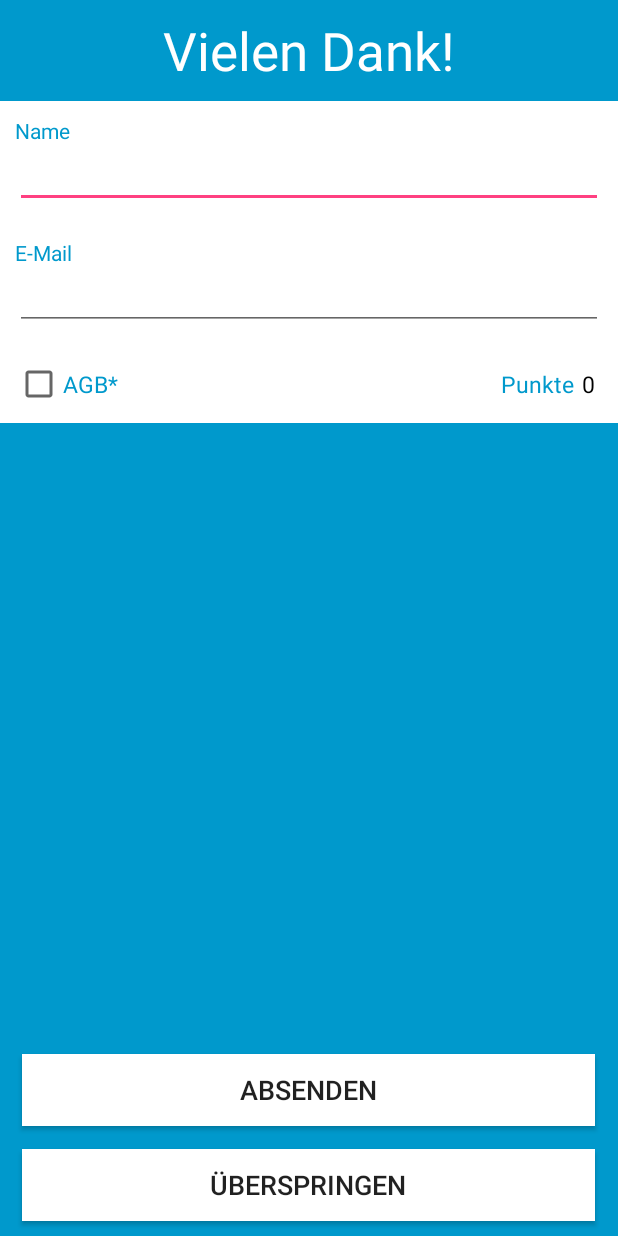
After one commit to Amreink/Questionaire, an Android app: the AddScoreActivity screen opened directly, with no data from a screen before it, on a phone screen of 412 x 824 dp. The commit adds this screen. Run offline under Robolectric (Android 15) with nearby library versions, the phone set to English and light mode, and no system bars.

```diff
--- a/app/src/main/AndroidManifest.xml
+++ b/app/src/main/AndroidManifest.xml
@@ -16,7 +16,6 @@
             android:screenOrientation="portrait">
             <intent-filter>
                 <action android:name="android.intent.action.MAIN" />
-
                 <category android:name="android.intent.category.LAUNCHER" />
             </intent-filter>
         </activity>
@@ -25,10 +24,14 @@
             android:screenOrientation="portrait"></activity>
         <activity
             android:name=".SettingsActivity"
+            android:windowSoftInputMode="adjustResize"
             android:screenOrientation="portrait"></activity>
         <activity
             android:name=".LeaderboardActivity"
             android:screenOrientation="portrait"></activity>
+        <activity
+            android:name=".AddScoreActivity"
+            android:screenOrientation="portrait"></activity>
     </application>
 
 </manifest>
--- /dev/null
+++ b/app/src/main/java/tkapps/questionaire/AddScoreActivity.java
@@ -0,0 +1,88 @@
+package tkapps.questionaire;
+
+import android.content.Intent;
+import android.os.Bundle;
+import android.support.v4.content.ContextCompat;
+import android.support.v7.app.AppCompatActivity;
+import android.view.View;
+import android.widget.Button;
+import android.widget.CheckBox;
+import android.widget.EditText;
+import android.widget.TextView;
+import android.widget.Toast;
+
+import tkapps.questionaire.data.DataStore;
+
+public class AddScoreActivity extends AppCompatActivity {
+
+    private DataStore dataStore;
+
+    @Override
+    protected void onCreate(Bundle savedInstanceState) {
+        super.onCreate(savedInstanceState);
+        setContentView(R.layout.activity_addscore);
+
+        TextView textView_score = (TextView) findViewById(R.id.textView_scoreLeaderboard);
+        textView_score.setText(Integer.toString(QuizActivity.scoreCounter));
+
+        dataStore = DataStore.getInstance(getApplicationContext());
+
+        Button button_skip = (Button) findViewById(R.id.button_skip);
+        button_skip.setOnClickListener(new View.OnClickListener() {
+            @Override
+            public void onClick(View v) {
+                QuizActivity.scoreCounter = 0;
+                finish();
+            }
+        });
+
+        Button button_send = (Button) findViewById(R.id.button_send);
+        button_send.setOnClickListener(new View.OnClickListener() {
+            @Override
+            public void onClick(View v) {
+                sendData();
+            }
+        });
+    }
+
+    public void sendData() {
+        TextView textView_name = (TextView) findViewById(R.id.textView_name);
+        EditText editText_name = (EditText) findViewById(R.id.editText_name);
+        TextView textView_email = (TextView) findViewById(R.id.textView_email);
+        EditText editText_email = (EditText) findViewById(R.id.editText_email);
+        CheckBox checkBox_agb = (CheckBox) findViewById(R.id.AGB);
+
+        textView_name.setTextColor(0xff0099cc);
+        textView_email.setTextColor(0xff0099cc);
+
+        //Eingabefeld + erlaubte Zeichen fuer Email
+        String email = editText_email.getText().toString().trim();
+        String emailPattern = "[a-zA-Z0-9._-]+@[a-z]+\\.+[a-z]+";
+
+        //Eingabefeld + erlaubte Zeichen fuer Name
+        String name = editText_name.getText().toString();
+        String namePattern = "[\\sa-zA-Z0-9.-]+";
+
+        if (email.matches(emailPattern) && name.matches(namePattern)) {
+            boolean agb = checkBox_agb.isChecked();
+            dataStore.addScore(name, email, QuizActivity.scoreCounter, agb);
+            Toast.makeText(AddScoreActivity.this, R.string.dataSaved, Toast.LENGTH_SHORT).show();
+            QuizActivity.scoreCounter = 0;
+            finish();
+
+        } else if(email.matches(emailPattern) == false) {
+            textView_email.setTextColor(0xffCC0000);
+            Toast.makeText(AddScoreActivity.this, R.string.badEmail, Toast.LENGTH_LONG).show();
+            Intent intent = getIntent();
+            finish();
+            startActivity(intent);
+
+        } else if(name.matches(namePattern) == false) {
+            textView_email.setTextColor(0xffCC0000);
+            Toast.makeText(AddScoreActivity.this, R.string.badName, Toast.LENGTH_LONG).show();
+            Intent intent = getIntent();
+            finish();
+            startActivity(intent);
+        }
+    }
+}
--- a/app/src/main/java/tkapps/questionaire/ScoreListEntry.java
+++ b/app/src/main/java/tkapps/questionaire/ScoreListEntry.java
@@ -1,4 +1,10 @@
 package tkapps.questionaire;
+
+import java.util.ArrayList;
+import java.util.Arrays;
+import java.util.List;
+
+import tkapps.questionaire.data.DataStore;
 
 /**
  * Created by Timo on 20.03.2017.
--- /dev/null
+++ b/app/src/main/res/layout/activity_addscore.xml
@@ -0,0 +1,148 @@
+<?xml version="1.0" encoding="utf-8"?>
+<RelativeLayout xmlns:android="http://schemas.android.com/apk/res/android"
+    xmlns:tools="http://schemas.android.com/tools"
+    android:layout_width="match_parent"
+    android:layout_height="match_parent"
+    android:background="@android:color/holo_blue_dark"
+    tools:context=".AddScoreActivity">
+
+    <TextView
+        android:id="@+id/textView_scoreToLeaderboard"
+        android:layout_width="wrap_content"
+        android:layout_height="wrap_content"
+        android:text="@string/congrats"
+        android:textSize="35sp"
+        android:textColor="@android:color/background_light"
+        android:layout_centerInParent="true"
+        android:layout_alignParentTop="true"
+        android:padding="10dp"/>
+
+    <RelativeLayout
+        android:id="@+id/relativeLayoutName"
+        android:layout_width="match_parent"
+        android:layout_height="wrap_content"
+        android:layout_below="@id/textView_scoreToLeaderboard"
+        android:background="@android:color/background_light"
+        android:padding="10dp">
+
+        <TextView
+            android:id="@+id/textView_name"
+            android:layout_width="wrap_content"
+            android:layout_height="wrap_content"
+            android:text="@string/name"
+            android:textColor="@android:color/holo_blue_dark" />
+
+        <EditText
+            android:id="@+id/editText_name"
+            android:layout_width="match_parent"
+            android:layout_height="wrap_content"
+            android:layout_centerInParent="true"
+            android:padding="20dp"
+            android:textSize="15dp" />
+    </RelativeLayout>
+    <RelativeLayout
+        android:id="@+id/relativeLayoutEmail"
+        android:layout_width="match_parent"
+        android:layout_height="wrap_content"
+        android:background="@android:color/background_light"
+        android:padding="10dp"
+        android:layout_below="@+id/relativeLayoutName">
+
+        <TextView
+            android:id="@+id/textView_email"
+            android:layout_width="wrap_content"
+            android:layout_height="wrap_content"
+            android:text="@string/email"
+            android:textColor="@android:color/holo_blue_dark" />
+
+        <EditText
+            android:id="@+id/editText_email"
+            android:layout_width="match_parent"
+            android:layout_height="wrap_content"
+            android:padding="20dp"
+            android:textSize="15dp"
+            android:layout_alignParentTop="true"
+            android:layout_alignParentStart="true" />
+    </RelativeLayout>
+    <RelativeLayout
+        android:id="@+id/relativeLayoutScore"
+        android:layout_width="match_parent"
+        android:layout_height="wrap_content"
+        android:background="@android:color/background_light"
+        android:layout_below="@+id/relativeLayoutEmail"
+        android:padding="10dp">
+
+        <TextView
+            android:id="@+id/textView_gtct"
+            android:layout_width="wrap_content"
+            android:layout_height="wrap_content"
+            android:text="@string/acceptGTCT"
+            android:textColor="@android:color/holo_blue_dark"
+            android:layout_toRightOf="@+id/AGB"
+            android:layout_centerInParent="true"
+            android:textSize="15sp" />
+
+        <CheckBox
+            android:id="@+id/AGB"
+            android:layout_width="wrap_content"
+            android:layout_height="wrap_content"
+            android:layout_alignParentLeft="true" />
+
+        <TextView
+            android:layout_width="wrap_content"
+            android:layout_height="wrap_content"
+            android:layout_centerInParent="true"
+            android:text="@string/score"
+            android:textSize="15sp"
+            android:textColor="@android:color/holo_blue_dark"
+            android:layout_toLeftOf="@+id/textView_scoreLeaderboard"
+            android:layout_marginRight="5dp"/>
+
+        <TextView
+            android:id="@id/textView_scoreLeaderboard"
+            android:layout_width="wrap_content"
+            android:layout_height="wrap_content"
+            android:layout_centerInParent="true"
+            android:layout_alignParentRight="true"
+            android:text="0"
+            android:textColor="@android:color/black"
+            android:paddingRight="5dp"
+            android:textSize="15sp"/>
+    </RelativeLayout>
+
+    <TextView
+        android:layout_width="match_parent"
+        android:layout_height="wrap_content"
+        android:layout_below="@+id/relativeLayoutScore"
+        android:text="@string/gtct"
+        android:textSize="10sp"
+        android:textColor="@android:color/background_light"
+        android:padding="10dp"
+        android:textAlignment="center" />
+
+    <Button
+        android:id="@+id/button_skip"
+        android:layout_width="match_parent"
+        android:layout_height="wrap_content"
+        android:layout_alignParentBottom="true"
+        android:layout_centerInParent="true"
+        android:layout_marginBottom="10dp"
+        android:layout_marginLeft="30sp"
+        android:background="@android:color/background_light"
+        android:padding="5dp"
+        android:text="@string/skip"
+        android:textSize="18sp" />
+
+    <Button
+        android:id="@+id/button_send"
+        android:layout_width="match_parent"
+        android:layout_height="wrap_content"
+        android:layout_above="@+id/button_skip"
+        android:layout_centerInParent="true"
+        android:layout_marginBottom="15dp"
+        android:layout_marginLeft="30sp"
+        android:background="@android:color/background_light"
+        android:padding="5dp"
+        android:text="@string/send"
+        android:textSize="18sp" />
+</RelativeLayout>
--- a/app/src/main/res/layout/activity_help.xml
+++ b/app/src/main/res/layout/activity_help.xml
@@ -53,6 +53,8 @@
         android:layout_alignParentBottom="true"
         android:layout_margin="10dp"
         android:padding="10dp"
-        android:text="@string/ok" />
+        android:text="@string/ok"
+        android:textSize="18sp"
+        android:background="@android:color/background_light"/>
 
 </RelativeLayout>
--- a/app/src/main/res/layout/answer_item.xml
+++ b/app/src/main/res/layout/answer_item.xml
@@ -5,6 +5,7 @@
     android:gravity="center"
     android:minHeight="?attr/listPreferredItemHeightLarge"
     android:id="@+id/list_item_answer_textview"
-    android:textSize="20sp"
-    android:textColor="@android:color/background_light">
+    android:textSize="18sp"
+    android:textColor="@android:color/background_light"
+    android:textAlignment="center">
 </TextView>
--- a/app/src/main/res/values/strings.xml
+++ b/app/src/main/res/values/strings.xml
@@ -32,6 +32,15 @@
     <string name="skip">Überspringen</string>
     <string name="help">Hilfe</string>
     <string name="reset">Zurücksetzen</string>
+    <string name="send">Absenden</string>
+    <string name="name">Name</string>
+    <string name="email">E-Mail</string>
+    <string name="congrats">Vielen Dank!</string>
+    <string name="acceptGTCT">AGB*</string>
+    <string name="badName">Ungültiger Name.</string>
+    <string name="badEmail">Ungültige E-Mail-Adresse.</string>
+    <string name="dataSaved">Daten gespeichert.</string>
+    <string name="resetLeaderboard">Bestenliste zurückgesetzt.</string>
 
     <string name="help_main">Beim ersten Aufrufen der "Einstellungen" müssen Sie ein Passwort
         festlegen. Vergessen Sie das Passwort nicht, es schützt Ihre Einstellungen vor unbefugten Änderungen.\n\n
@@ -43,5 +52,7 @@
         Sie anschließend mit dem Datei-Browser die gewünschte XML-Datei.\n\n
         Fragenkatalog-Schema:</string>
 
+    <string name="gtct"></string>
+
     <string name="ok">Alles klar!</string>
 </resources>
```
Also changed, not shown: app/src/main/java/tkapps/questionaire/LeaderboardActivity.java (+44 -0 lines), app/src/main/java/tkapps/questionaire/QuizActivity.java (+14 -7 lines), app/src/main/java/tkapps/questionaire/SettingsActivity.java (+21 -6 lines), app/src/main/res/layout/activity_helpquestions.xml (deleted, +0 -42 lines), app/src/main/res/layout/activity_leaderboard.xml (+10 -13 lines), app/src/main/res/layout/activity_main.xml (+12 -8 lines), app/src/main/res/layout/activity_overview.xml (renamed from app/src/main/res/layout/activity_end.xml, +7 -4 lines), app/src/main/res/layout/activity_password.xml (+8 -5 lines), app/src/main/res/layout/activity_quiz.xml (+15 -12 lines), app/src/main/res/layout/activity_settings.xml (+19 -8 lines), app/src/main/res/layout/filebrowser_layout.xml (deleted, +0 -89 lines), app/src/main/res/layout/leaderboard_item.xml (added, +34 -0 lines), 131 other files.
